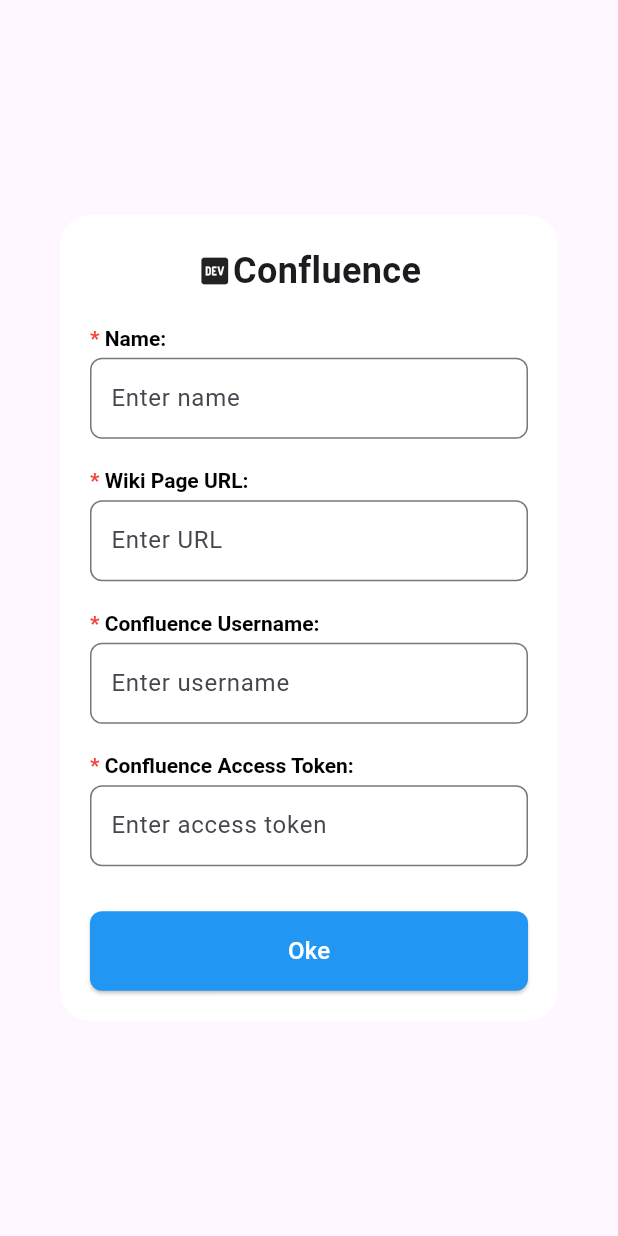
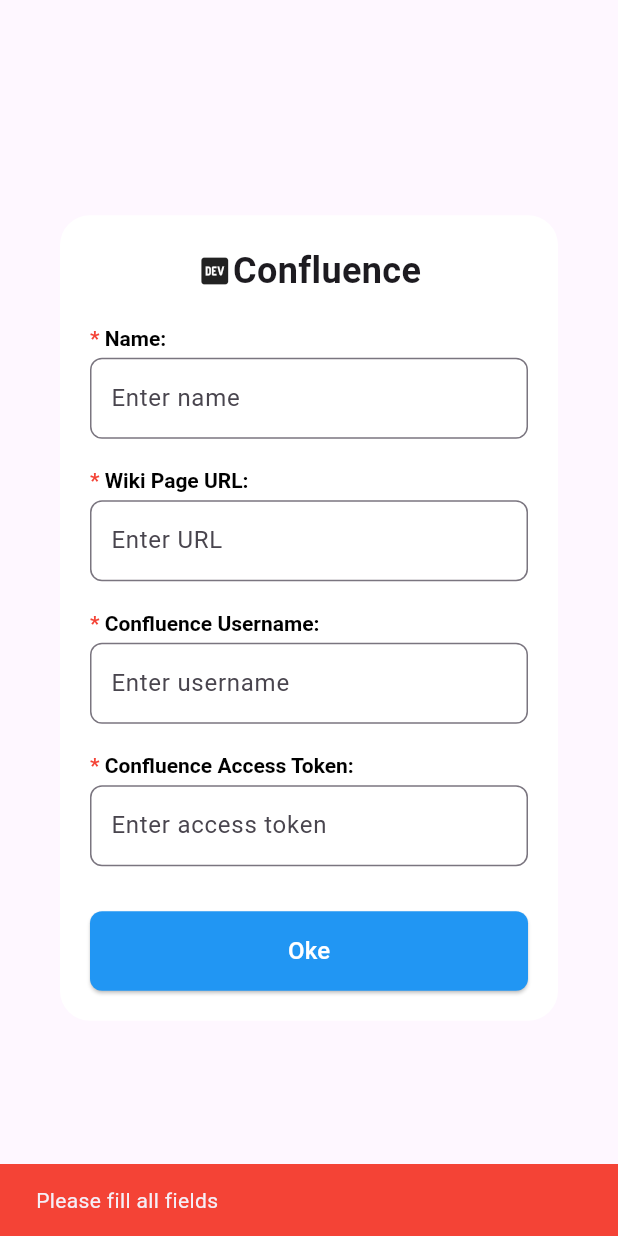
Before and after one commit to TranPhuocNhan/AItalk, a Flutter app: the ConfluenceDialog widget shown alone on an empty page, opened directly with empty values, after a tap on "Oke", on a phone screen of 412 x 824 dp. Run offline on Flutter 3.47's test engine with Material 3 defaults, Android fonts, the phone set to English and light mode, and no system bars; our stand-ins replace file_picker, get_it, google_mobile_ads, google_sign_in, injectable, shared_preferences; accounts and stored records are empty; network calls fail.

Commit message:
add check field when upload confluenece

```diff
--- a/lib/features/knowledge_base/presentation/widgets/upload_confluence_dialog.dart
+++ b/lib/features/knowledge_base/presentation/widgets/upload_confluence_dialog.dart
@@ -148,16 +148,34 @@
           print(_confluenceUsernameController.text);
           print(_confluenceAccessTokenController.text);
 
+          // Kieemr tra xem có đủ thông tin không nếu không thông báo lỗi
+          if (_nameController.text.isEmpty ||
+              _wikiPageUrlController.text.isEmpty ||
+              _confluenceUsernameController.text.isEmpty ||
+              _confluenceAccessTokenController.text.isEmpty) {
+            ScaffoldMessenger.of(context).showSnackBar(
+              SnackBar(
+                content: Text("Please fill all fields"),
+                backgroundColor: Colors.red,
+              ),
+            );
+            return;
+          }
           // Hành động khi nhấn nút
-          await knowledgeProvider.uploadKnowledgeFromConfluence(
+          final response =
+              await knowledgeProvider.uploadKnowledgeFromConfluence(
             knowledgeId: widget.knowledge.id,
             unitName: _nameController.text,
             wikiPageUrl: _wikiPageUrlController.text,
             confluenceUsername: _confluenceUsernameController.text,
             confluenceAccessToken: _confluenceAccessTokenController.text,
           );
+
           print("Before 1");
           print("Connect button pressed");
+
+          // Đóng dialog
+          Navigator.pop(context);
         },
         style: ElevatedButton.styleFrom(
           padding: EdgeInsets.symmetric(vertical: 15),
```
